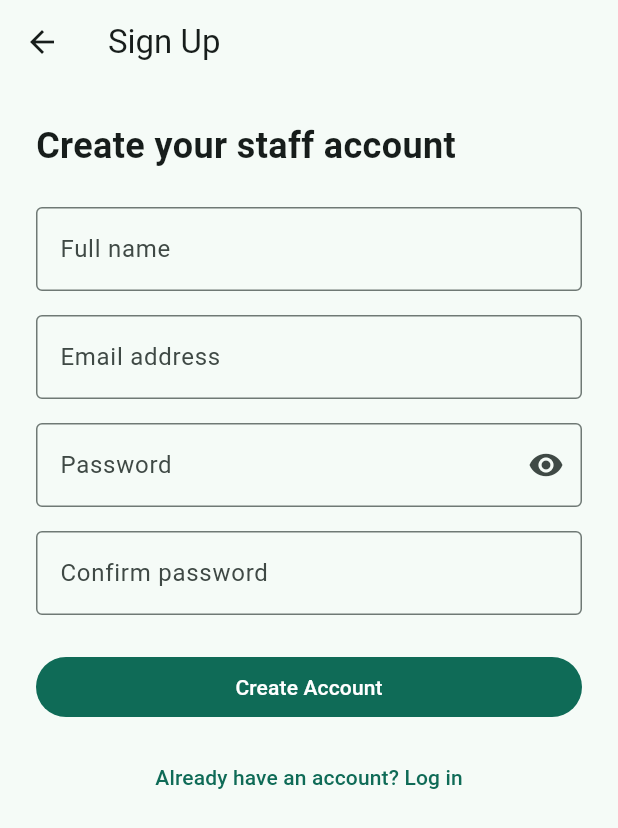
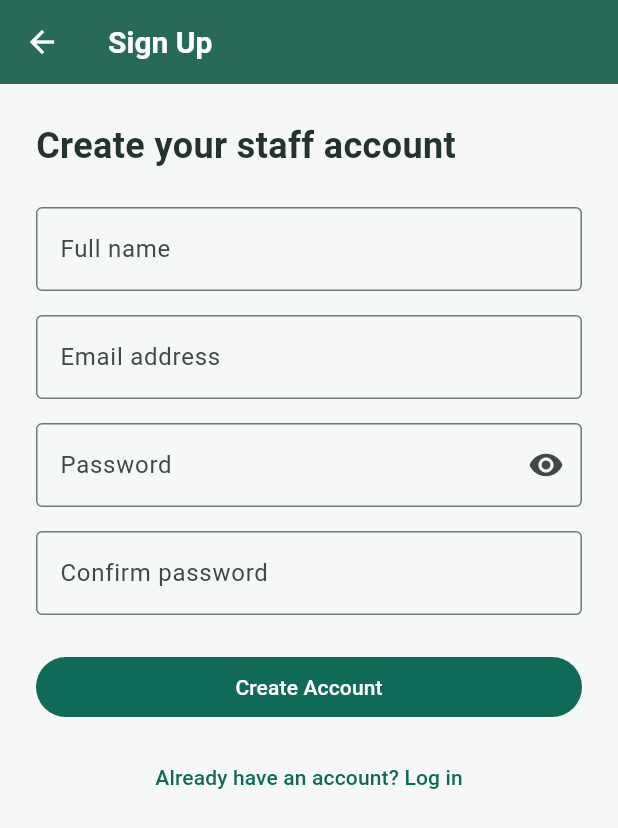
Before and after one commit to elif-piskindemir/Cs310-Cafe-Inventory-Expiration-Management, a Flutter app: the screen it shows after launch, after a tap on "New to CafeStock? Create account", on a phone screen of 412 x 824 dp. Shown: the top 828 px of the screen. Run offline on Flutter 3.47's test engine with Material 3 defaults, Android fonts, the phone set to English and light mode, and no system bars.

Commit message:
Add shared app theme and navigation

```diff
--- a/lib/main.dart
+++ b/lib/main.dart
@@ -1,6 +1,8 @@
 
 import 'package:flutter/material.dart';
-import 'features/authentication/login_screen.dart';
+
+import 'theme/app_theme.dart';
+import 'navigation/app_routes.dart';
 
 void main() {
   runApp(const CafeStockApp());
@@ -14,13 +16,11 @@ class CafeStockApp extends StatelessWidget {
     return MaterialApp(
       title: 'CafeStock',
       debugShowCheckedModeBanner: false,
-      theme: ThemeData(
-        colorScheme: ColorScheme.fromSeed(
-          seedColor: const Color(0xFF276A59),
-        ),
-        useMaterial3: true,
-      ),
-      home: const LoginScreen(),
+
+      theme: AppTheme.lightTheme,
+
+      initialRoute: AppRoutes.login,
+      routes: AppRoutes.routes,
     );
   }
 }
--- /dev/null
+++ b/lib/navigation/app_routes.dart
@@ -0,0 +1,17 @@
+import 'package:flutter/material.dart';
+
+import '../features/authentication/login_screen.dart';
+import '../features/authentication/signup_screen.dart';
+
+class AppRoutes {
+  static const String login = '/';
+  static const String signup = '/signup';
+  static const String dashboard = '/dashboard';
+  static const String inventory = '/inventory';
+  static const String consumeStock = '/consume-stock';
+
+  static final Map<String, WidgetBuilder> routes = {
+    login: (context) => const LoginScreen(),
+    signup: (context) => const SignUpScreen(),
+  };
+}
--- /dev/null
+++ b/lib/theme/app_colors.dart
@@ -0,0 +1,11 @@
+
+import 'package:flutter/material.dart';
+
+class AppColors {
+  static const Color primary = Color(0xFF276A59);
+  static const Color background = Color(0xFFF5F8F6);
+  static const Color text = Color(0xFF24332F);
+  static const Color warning = Color(0xFFF4A340);
+  static const Color error = Color(0xFFBC3C3C);
+  static const Color white = Colors.white;
+}
--- /dev/null
+++ b/lib/theme/app_spacing.dart
@@ -0,0 +1,5 @@
+class AppSpacing {
+  static const double small = 8;
+  static const double medium = 16;
+  static const double large = 24;
+}
--- /dev/null
+++ b/lib/theme/app_theme.dart
@@ -0,0 +1,45 @@
+
+import 'package:flutter/material.dart';
+import 'app_colors.dart';
+
+class AppTheme {
+  static ThemeData get lightTheme {
+    return ThemeData(
+      useMaterial3: true,
+
+      colorScheme: ColorScheme.fromSeed(
+        seedColor: AppColors.primary,
+      ),
+
+      scaffoldBackgroundColor: AppColors.background,
+
+      appBarTheme: const AppBarTheme(
+        backgroundColor: AppColors.primary,
+        foregroundColor: AppColors.white,
+      ),
+
+      textTheme: const TextTheme(
+        headlineSmall: TextStyle(
+          fontSize: 24,
+          fontWeight: FontWeight.bold,
+          color: AppColors.text,
+        ),
+        titleLarge: TextStyle(
+          fontSize: 20,
+          fontWeight: FontWeight.w600,
+          color: AppColors.text,
+        ),
+        bodyMedium: TextStyle(
+          fontSize: 16,
+          color: AppColors.text,
+        ),
+      ),
+
+      inputDecorationTheme: InputDecorationTheme(
+        border: OutlineInputBorder(
+          borderRadius: BorderRadius.circular(12),
+        ),
+      ),
+    );
+  }
+}
```
